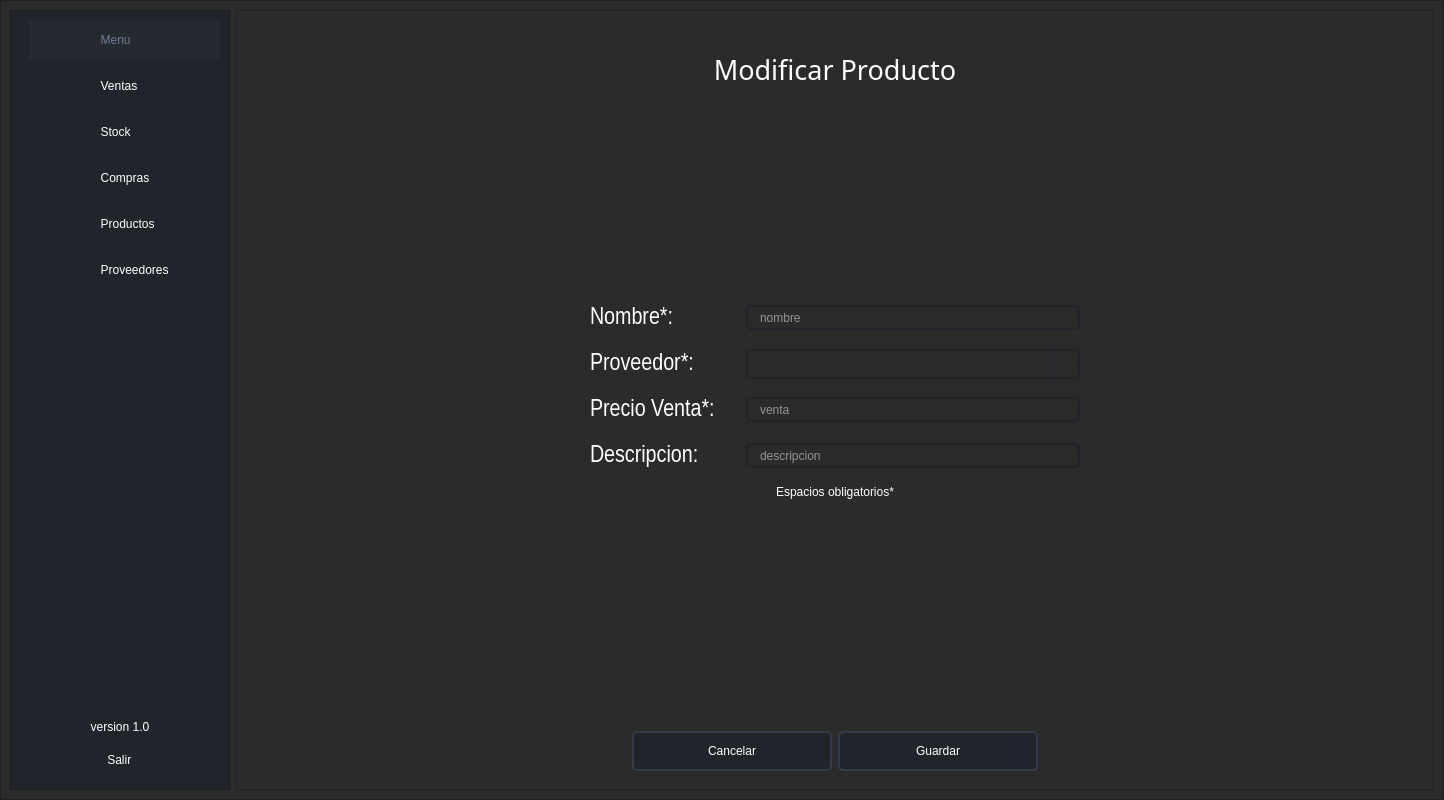
Before: the Qt Designer form Views/Principal.ui in Ryderd20/Gestor-Stock, drawn with Qt 5.
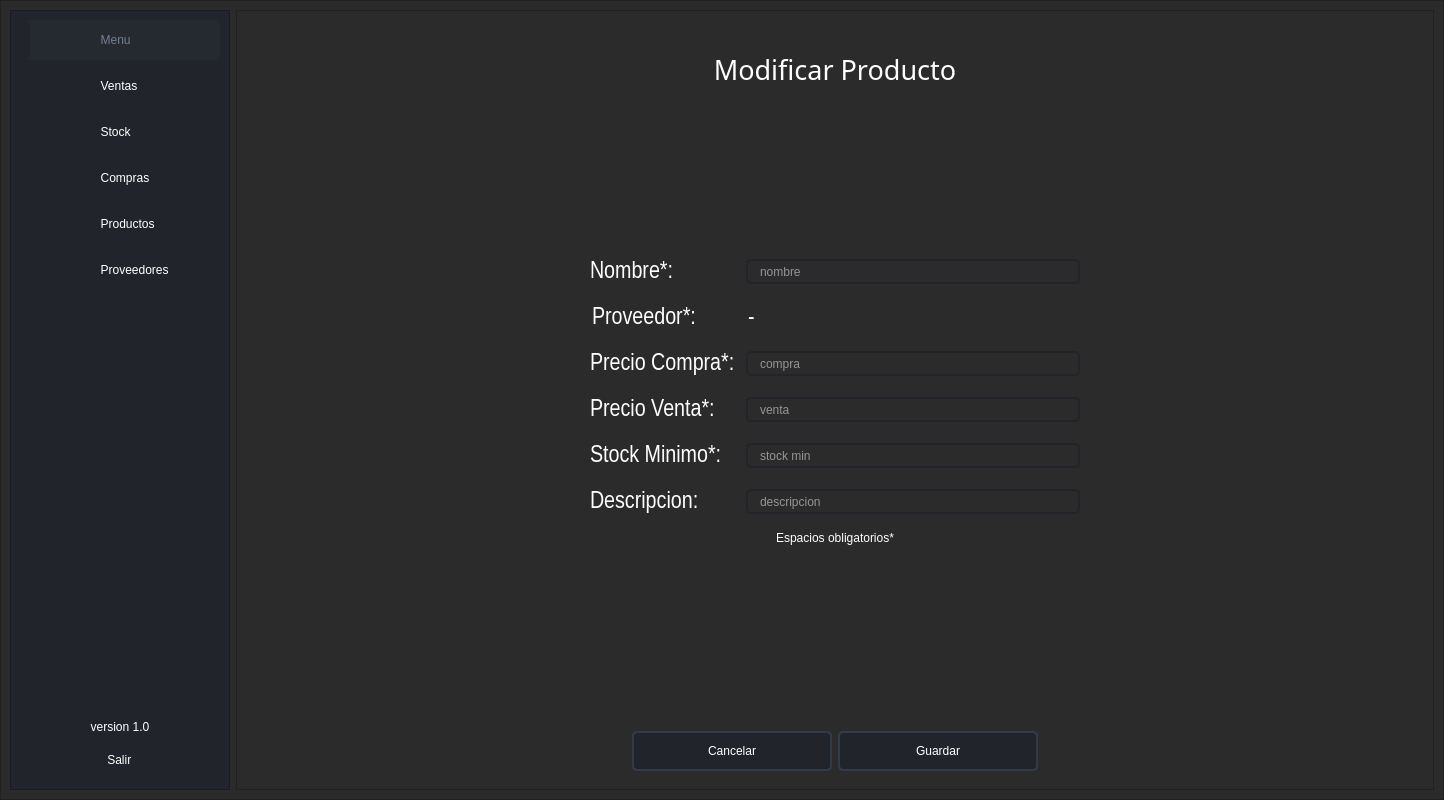
After: the same form once the commit is applied. The open tabs and pages were chosen to show the change. Icons and pictures are not drawn.

Commit message:
Productos Actualizacion
se agrega precio compra
se agrega stock minimo

Diff of the .ui file:
```diff
--- a/Views/Principal.ui
+++ b/Views/Principal.ui
@@ -4973,27 +4973,21 @@
                  </widget>
                 </item>
                 <item>
-                 <widget class="QComboBox" name="comboBox_modificar_producto_listaProv">
-                  <property name="sizePolicy">
-                   <sizepolicy hsizetype="Expanding" vsizetype="Fixed">
-                    <horstretch>0</horstretch>
-                    <verstretch>0</verstretch>
-                   </sizepolicy>
-                  </property>
+                 <widget class="QLabel" name="lab_proveedor_modificar">
                   <property name="minimumSize">
                    <size>
-                    <width>200</width>
-                    <height>25</height>
+                    <width>330</width>
+                    <height>30</height>
                    </size>
                   </property>
-                  <property name="maximumSize">
-                   <size>
-                    <width>400</width>
-                    <height>16777215</height>
-                   </size>
+                  <property name="font">
+                   <font>
+                    <family>Arial Narrow</family>
+                    <pointsize>18</pointsize>
+                   </font>
                   </property>
-                  <property name="styleSheet">
-                   <string notr="true"/>
+                  <property name="text">
+                   <string>-</string>
                   </property>
                  </widget>
                 </item>
@@ -5012,6 +5006,74 @@
                 </item>
                </layout>
               </item>
+              <item>
+               <layout class="QHBoxLayout" name="horizontalLayout_61">
+                <item>
+                 <spacer name="horizontalSpacer_95">
+                  <property name="orientation">
+                   <enum>Qt::Horizontal</enum>
+                  </property>
+                  <property name="sizeHint" stdset="0">
+                   <size>
+                    <width>40</width>
+                    <height>20</height>
+                   </size>
+                  </property>
+                 </spacer>
+                </item>
+                <item>
+                 <widget class="QLabel" name="label_65">
+                  <property name="minimumSize">
+                   <size>
+                    <width>150</width>
+                    <height>40</height>
+                   </size>
+                  </property>
+                  <property name="font">
+                   <font>
+                    <family>Arial Narrow</family>
+                    <pointsize>18</pointsize>
+                   </font>
+                  </property>
+                  <property name="text">
+                   <string>Precio Compra*:</string>
+                  </property>
+                 </widget>
+                </item>
+                <item>
+                 <widget class="QLineEdit" name="input_precio_compra_producto_modificar">
+                  <property name="minimumSize">
+                   <size>
+                    <width>200</width>
+                    <height>25</height>
+                   </size>
+                  </property>
+                  <property name="maximumSize">
+                   <size>
+                    <width>400</width>
+                    <height>16777215</height>
+                   </size>
+                  </property>
+                  <property name="placeholderText">
+                   <string>compra</string>
+                  </property>
+                 </widget>
+                </item>
+                <item>
+                 <spacer name="horizontalSpacer_96">
+                  <property name="orientation">
+                   <enum>Qt::Horizontal</enum>
+                  </property>
+                  <property name="sizeHint" stdset="0">
+                   <size>
+                    <width>40</width>
+                    <height>20</height>
+                   </size>
+                  </property>
+                 </spacer>
+                </item>
+               </layout>
+              </item>
               <item>
                <layout class="QHBoxLayout" name="horizontalLayout_32">
                 <item>
@@ -5080,6 +5142,74 @@
                 </item>
                </layout>
               </item>
+              <item>
+               <layout class="QHBoxLayout" name="horizontalLayout_62">
+                <item>
+                 <spacer name="horizontalSpacer_97">
+                  <property name="orientation">
+                   <enum>Qt::Horizontal</enum>
+                  </property>
+                  <property name="sizeHint" stdset="0">
+                   <size>
+                    <width>40</width>
+                    <height>20</height>
+                   </size>
+                  </property>
+                 </spacer>
+                </item>
+                <item>
+                 <widget class="QLabel" name="label_66">
+                  <property name="minimumSize">
+                   <size>
+                    <width>150</width>
+                    <height>40</height>
+                   </size>
+                  </property>
+                  <property name="font">
+                   <font>
+                    <family>Arial Narrow</family>
+                    <pointsize>18</pointsize>
+                   </font>
+                  </property>
+                  <property name="text">
+                   <string>Stock Minimo*:</string>
+                  </property>
+                 </widget>
+                </item>
+                <item>
+                 <widget class="QLineEdit" name="input_stock_min_producto_modificar">
+                  <property name="minimumSize">
+                   <size>
+                    <width>200</width>
+                    <height>25</height>
+                   </size>
+                  </property>
+                  <property name="maximumSize">
+                   <size>
+                    <width>400</width>
+                    <height>16777215</height>
+                   </size>
+                  </property>
+                  <property name="placeholderText">
+                   <string>stock min</string>
+                  </property>
+                 </widget>
+                </item>
+                <item>
+                 <spacer name="horizontalSpacer_98">
+                  <property name="orientation">
+                   <enum>Qt::Horizontal</enum>
+                  </property>
+                  <property name="sizeHint" stdset="0">
+                   <size>
+                    <width>40</width>
+                    <height>20</height>
+                   </size>
+                  </property>
+                 </spacer>
+                </item>
+               </layout>
+              </item>
               <item>
                <layout class="QHBoxLayout" name="horizontalLayout_27">
                 <item>
```
Left out of the diff: 144 changed lines with no effect on the pictures. The commit also changes 6 other files.
